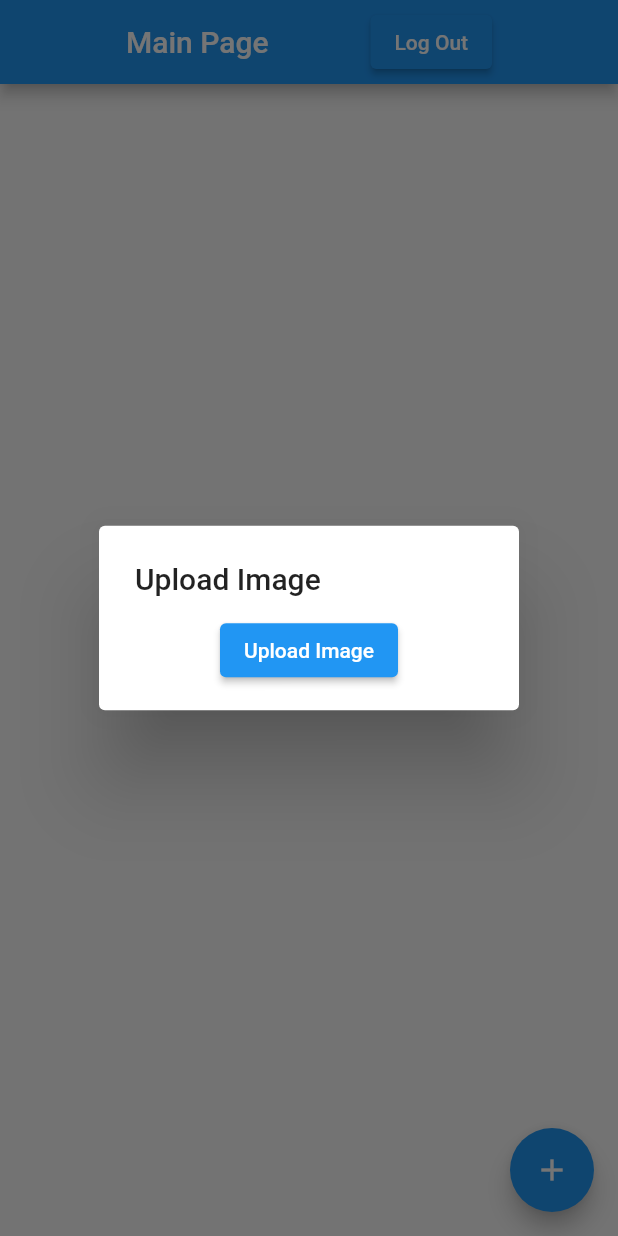
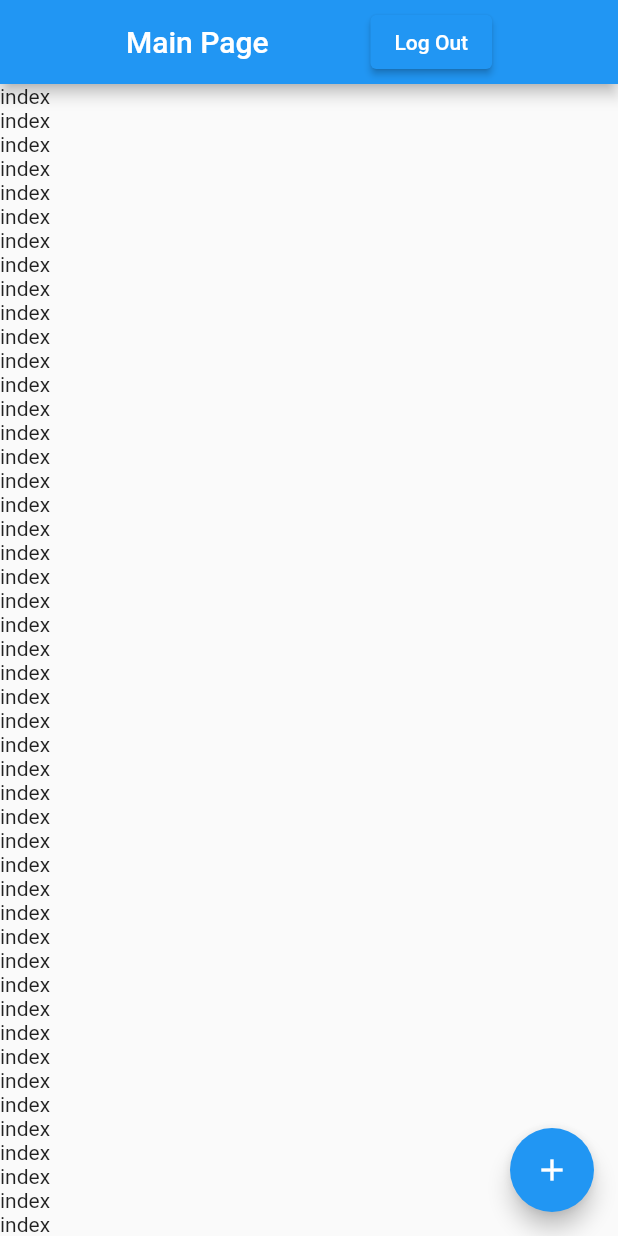
Before and after one commit to ituitis-camlibel18/smart-tracker, a Flutter app: the MainPage screen opened directly, after a tap on the "add" icon, on a phone screen of 412 x 824 dp. Run offline on Flutter 3.47's test engine with Material 2 defaults, Android fonts, the phone set to English and light mode, and no system bars; our stand-ins replace file_picker; missing offline and left inert: amplify_analytics_pinpoint, amplify_auth_cognito, amplify_flutter, amplify_storage_s3.

Commit message:
the problematic pages are removed

```diff
--- a/lib/Pages/MainPage.dart
+++ b/lib/Pages/MainPage.dart
@@ -16,8 +16,7 @@
 import 'package:amplify_flutter/amplify_flutter.dart';
 import 'package:amplify_storage_s3/amplify_storage_s3.dart';
 import 'package:flutter/material.dart';
-import 'package:sample_app/Views/ImageLineItem.dart';
-import 'package:sample_app/Views/ImageUploader.dart';
+
 import 'package:sample_app/Views/UserView.dart';
 
 class MainPage extends StatefulWidget {
@@ -31,7 +30,7 @@ class _MainPageState extends State<MainPage> {
   @override
   void initState() {
     super.initState();
-    _loadImages();
+   // _loadImages();
   }
 
   void _loadImages() async {
@@ -54,23 +53,7 @@ class _MainPageState extends State<MainPage> {
     }
   }
 
-  void _showImageUploader() async {
-    String key = await showDialog(
-        context: context,
-        builder: (BuildContext context) {
-          return new SimpleDialog(
-              title: Text("Upload Image"), children: [ImageUploader()]);
-        });
 
-    if (key.isNotEmpty) {
-      var newList = itemKeys.toList();
-      newList.add(key);
-
-      setState(() {
-        itemKeys = newList;
-      });
-    }
-  }
 
   @override
   Widget build(BuildContext context) {
@@ -80,13 +63,13 @@ class _MainPageState extends State<MainPage> {
               mainAxisAlignment: MainAxisAlignment.spaceEvenly,
               children: [Text("Main Page"), UserView()])),
       body: ListView.builder(
-          itemCount: itemKeys.length,
+          itemCount: 100,
           itemBuilder: (context, index) {
-            return ImageLineItem(storageKey: itemKeys[index]);
+            return Text("index");
           }),
       floatingActionButton: FloatingActionButton(
         onPressed: () {
-          _showImageUploader();
+          print("pressed");
         },
         tooltip: 'Increment',
         child: Icon(Icons.add),
--- a/lib/Views/UserView.dart
+++ b/lib/Views/UserView.dart
@@ -44,7 +44,7 @@ class _UserProfileState extends State<UserView> {
   @override
   Widget build(BuildContext context) {
     return Row(
-      mainAxisAlignment: MainAxisAlignment.spaceEvenly,
+      mainAxisAlignment: MainAxisAlignment.spaceAround,
       children: <Widget>[
         ElevatedButton(onPressed: _signOut, child: const Text("Log Out")),
       ],
```
